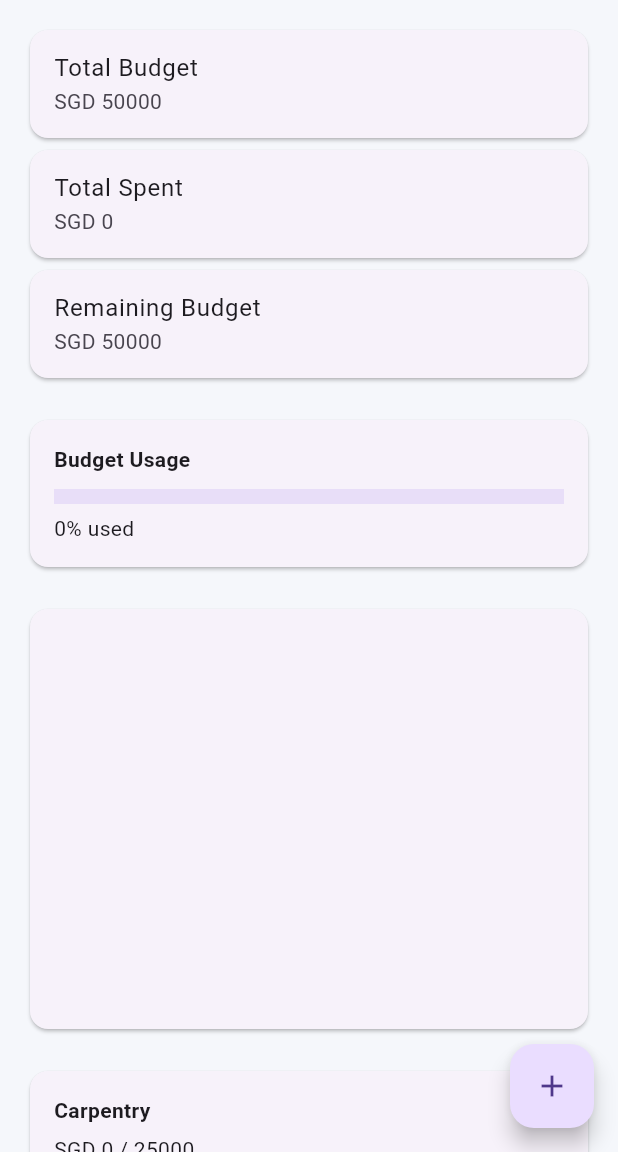
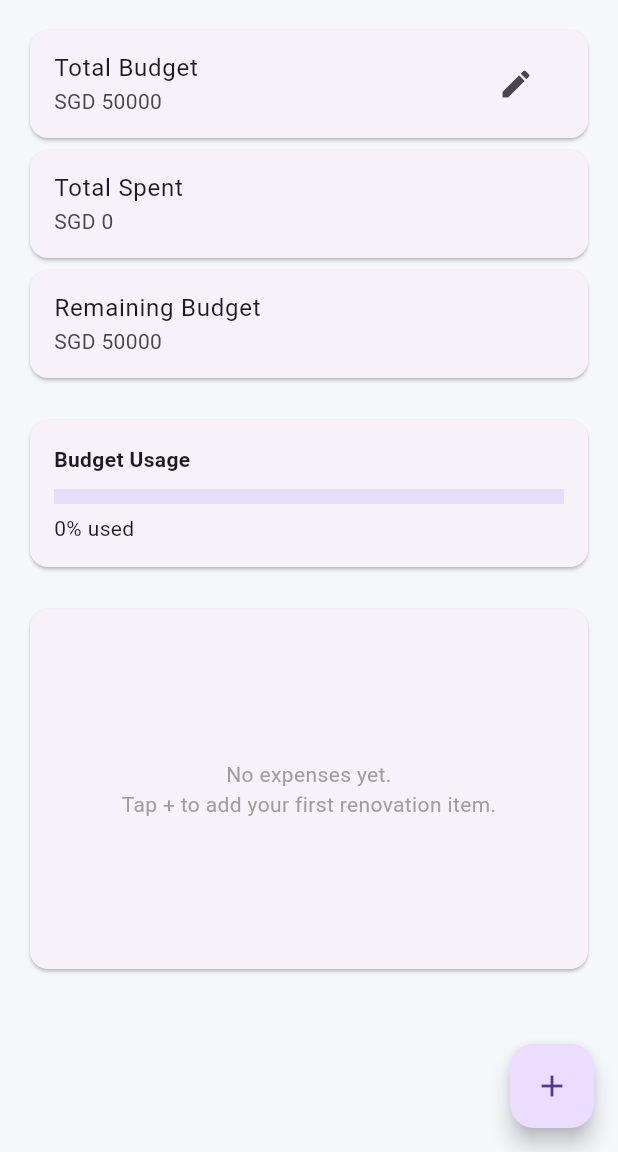
Before and after one commit to firdaussulaiman/renobudget-sg, a Flutter app: the screen it shows after launch, on a phone screen of 412 x 824 dp, the part 84-1236 px from its top. Run offline on Flutter 3.47's test engine with Material 3 defaults, Android fonts, the phone set to English and light mode, and no system bars; drawn by our look-alikes of fl_chart; our stand-ins replace shared_preferences.

Commit message:
Added budget editing,persistent storage, and analytics dashboard

```diff
--- a/lib/main.dart
+++ b/lib/main.dart
@@ -20,7 +20,6 @@ class RenoBudgetApp extends StatelessWidget {
       theme: ThemeData(
         primarySwatch: Colors.indigo,
         scaffoldBackgroundColor: const Color(0xffF5F7FB),
-        fontFamily: 'Roboto',
       ),
       home: const DashboardScreen(),
     );
@@ -36,12 +35,9 @@ class DashboardScreen extends StatefulWidget {
 
 class _DashboardScreenState extends State<DashboardScreen> {
   double totalBudget = 50000;
-
   List<Expense> expenses = [];
-
   int touchedIndex = -1;
 
-  /// CATEGORY LIMITS
   final Map<String, double> categoryBudgets = {
     "Carpentry": 25000,
     "Electrical": 5000,
@@ -66,6 +62,7 @@ class _DashboardScreenState extends State<DashboardScreen> {
   @override
   void initState() {
     super.initState();
+    loadBudget();
     loadExpenses();
   }
 
@@ -75,6 +72,20 @@ class _DashboardScreenState extends State<DashboardScreen> {
 
   double get progress =>
       totalBudget == 0 ? 0 : (totalSpent / totalBudget).clamp(0, 1);
+
+  /// SAVE BUDGET
+  Future<void> saveBudget() async {
+    final prefs = await SharedPreferences.getInstance();
+    await prefs.setDouble('totalBudget', totalBudget);
+  }
+
+  /// LOAD BUDGET
+  Future<void> loadBudget() async {
+    final prefs = await SharedPreferences.getInstance();
+    setState(() {
+      totalBudget = prefs.getDouble('totalBudget') ?? 50000;
+    });
+  }
 
   /// SAVE EXPENSES
   Future<void> saveExpenses() async {
@@ -96,7 +107,6 @@ class _DashboardScreenState extends State<DashboardScreen> {
   /// LOAD EXPENSES
   Future<void> loadExpenses() async {
     final prefs = await SharedPreferences.getInstance();
-
     final data = prefs.getStringList('expenses');
 
     if (data != null) {
@@ -113,6 +123,7 @@ class _DashboardScreenState extends State<DashboardScreen> {
     }
   }
 
+  /// ADD EXPENSE
   void addExpense(Expense expense) {
     setState(() {
       expenses.add(expense);
@@ -120,6 +131,7 @@ class _DashboardScreenState extends State<DashboardScreen> {
     saveExpenses();
   }
 
+  /// UPDATE EXPENSE
   void updateExpense(int index, Expense updatedExpense) {
     setState(() {
       expenses[index] = updatedExpense;
@@ -127,11 +139,54 @@ class _DashboardScreenState extends State<DashboardScreen> {
     saveExpenses();
   }
 
+  /// DELETE EXPENSE
   void deleteExpense(int index) {
     setState(() {
       expenses.removeAt(index);
     });
     saveExpenses();
+  }
+
+  /// EDIT TOTAL BUDGET
+  void editBudget() {
+    final controller = TextEditingController(text: totalBudget.toString());
+
+    showDialog(
+      context: context,
+      builder: (context) {
+        return AlertDialog(
+          title: const Text("Edit Total Budget"),
+
+          content: TextField(
+            controller: controller,
+            keyboardType: TextInputType.number,
+            decoration: const InputDecoration(labelText: "Budget Amount"),
+          ),
+
+          actions: [
+            TextButton(
+              onPressed: () {
+                Navigator.pop(context);
+              },
+              child: const Text("Cancel"),
+            ),
+
+            ElevatedButton(
+              onPressed: () {
+                setState(() {
+                  totalBudget = double.tryParse(controller.text) ?? totalBudget;
+                });
+
+                saveBudget();
+
+                Navigator.pop(context);
+              },
+              child: const Text("Save"),
+            ),
+          ],
+        );
+      },
+    );
   }
 
   Map<String, double> getCategoryTotals() {
@@ -172,13 +227,10 @@ class _DashboardScreenState extends State<DashboardScreen> {
   Color getBudgetColor(double spent, double limit) {
     final percent = spent / limit;
 
-    if (percent > 1) {
-      return Colors.red;
-    } else if (percent > 0.8) {
-      return Colors.orange;
-    } else {
+    if (percent > 1) return Colors.red;
+    if (percent > 0.8) return Colors.orange;
+
     return Colors.green;
-    }
   }
 
   @override
@@ -186,7 +238,7 @@ class _DashboardScreenState extends State<DashboardScreen> {
     final categoryData = getCategoryTotals();
 
     return Scaffold(
-      appBar: AppBar(title: const Text("RenoBudget SG"), elevation: 0),
+      appBar: AppBar(title: const Text("RenoBudget SG")),
 
       floatingActionButton: FloatingActionButton(
         onPressed: openAddExpense,
@@ -204,6 +256,10 @@ class _DashboardScreenState extends State<DashboardScreen> {
                 child: ListTile(
                   title: const Text("Total Budget"),
                   subtitle: Text("SGD ${totalBudget.toStringAsFixed(0)}"),
+                  trailing: IconButton(
+                    icon: const Icon(Icons.edit),
+                    onPressed: editBudget,
+                  ),
                 ),
               ),
 
@@ -240,10 +296,7 @@ class _DashboardScreenState extends State<DashboardScreen> {
 
                       const SizedBox(height: 10),
 
-                      LinearProgressIndicator(
-                        value: progress > 1 ? 1 : progress,
-                        minHeight: 10,
-                      ),
+                      LinearProgressIndicator(value: progress, minHeight: 10),
 
                       const SizedBox(height: 6),
 
@@ -260,11 +313,19 @@ class _DashboardScreenState extends State<DashboardScreen> {
                 child: Padding(
                   padding: const EdgeInsets.all(20),
 
-                  child: Column(
-                    children: [
-                      SizedBox(
+                  child: categoryData.isEmpty
+                      ? const SizedBox(
+                          height: 200,
+                          child: Center(
+                            child: Text(
+                              "No expenses yet.\nTap + to add your first renovation item.",
+                              textAlign: TextAlign.center,
+                              style: TextStyle(color: Colors.grey),
+                            ),
+                          ),
+                        )
+                      : SizedBox(
                           height: 220,
-
                           child: PieChart(
                             PieChartData(
                               pieTouchData: PieTouchData(
@@ -276,14 +337,12 @@ class _DashboardScreenState extends State<DashboardScreen> {
                                       touchedIndex = -1;
                                       return;
                                     }
-
                                     touchedIndex = response
                                         .touchedSection!
                                         .touchedSectionIndex;
                                   });
                                 },
                               ),
-
                               sections: categoryData.entries
                                   .toList()
                                   .asMap()
@@ -292,17 +351,18 @@ class _DashboardScreenState extends State<DashboardScreen> {
                                     final index = entry.key;
                                     final data = entry.value;
 
-                                  final percentage = totalSpent == 0
-                                      ? 0
-                                      : (data.value / totalSpent * 100);
+                                    final percentage =
+                                        (data.value / totalSpent * 100);
 
                                     final isTouched = index == touchedIndex;
 
                                     return PieChartSectionData(
                                       color:
-                                        chartColors[index % chartColors.length],
+                                          chartColors[index %
+                                              chartColors.length],
                                       value: data.value,
-                                    title: "${percentage.toStringAsFixed(0)}%",
+                                      title:
+                                          "${percentage.toStringAsFixed(0)}%",
                                       radius: isTouched ? 80 : 70,
                                       titleStyle: const TextStyle(
                                         color: Colors.white,
@@ -313,88 +373,7 @@ class _DashboardScreenState extends State<DashboardScreen> {
                             ),
                           ),
                         ),
-
-                      const SizedBox(height: 20),
-
-                      /// LEGEND
-                      Column(
-                        children: categoryData.entries
-                            .toList()
-                            .asMap()
-                            .entries
-                            .map((entry) {
-                              final index = entry.key;
-                              final data = entry.value;
-
-                              return Row(
-                                children: [
-                                  Container(
-                                    width: 16,
-                                    height: 16,
-                                    color:
-                                        chartColors[index % chartColors.length],
                 ),
-
-                                  const SizedBox(width: 8),
-
-                                  Text(
-                                    "${data.key} - SGD ${data.value.toStringAsFixed(0)}",
-                                  ),
-                                ],
-                              );
-                            })
-                            .toList(),
-                      ),
-                    ],
-                  ),
-                ),
-              ),
-
-              const SizedBox(height: 20),
-
-              /// CATEGORY LIMIT ANALYTICS
-              Column(
-                children: categoryBudgets.entries.map((entry) {
-                  final spent = categoryData[entry.key] ?? 0;
-
-                  final limit = entry.value;
-
-                  final double percent = (spent / limit)
-                      .clamp(0.0, 1.0)
-                      .toDouble();
-
-                  final color = getBudgetColor(spent, limit);
-
-                  return Card(
-                    child: Padding(
-                      padding: const EdgeInsets.all(16),
-
-                      child: Column(
-                        crossAxisAlignment: CrossAxisAlignment.start,
-                        children: [
-                          Text(
-                            entry.key,
-                            style: const TextStyle(fontWeight: FontWeight.bold),
-                          ),
-
-                          const SizedBox(height: 6),
-
-                          Text(
-                            "SGD ${spent.toStringAsFixed(0)} / ${limit.toStringAsFixed(0)}",
-                          ),
-
-                          const SizedBox(height: 8),
-
-                          LinearProgressIndicator(
-                            value: percent > 1 ? 1 : percent,
-                            color: color,
-                            minHeight: 8,
-                          ),
-                        ],
-                      ),
-                    ),
-                  );
-                }).toList(),
               ),
 
               const SizedBox(height: 20),
@@ -403,7 +382,6 @@ class _DashboardScreenState extends State<DashboardScreen> {
               ListView.builder(
                 shrinkWrap: true,
                 physics: const NeverScrollableScrollPhysics(),
-
                 itemCount: expenses.length,
 
                 itemBuilder: (context, index) {
@@ -430,12 +408,8 @@ class _DashboardScreenState extends State<DashboardScreen> {
                         subtitle: Row(
                           children: [
                             Text(expense.category),
-                            const SizedBox(width: 10),
-                            const Icon(
-                              Icons.receipt,
-                              size: 16,
-                              color: Colors.grey,
-                            ),
+                            const SizedBox(width: 6),
+                            const Icon(Icons.receipt, size: 16),
                           ],
                         ),
 
```
Lines whose indentation alone changed are shown as unchanged.
